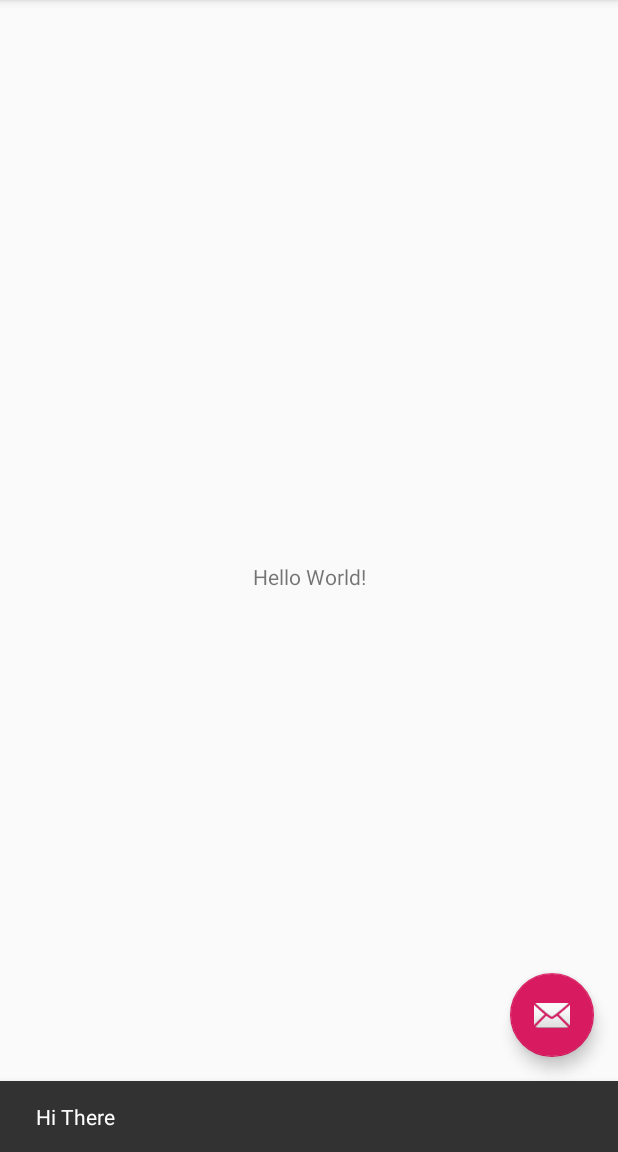
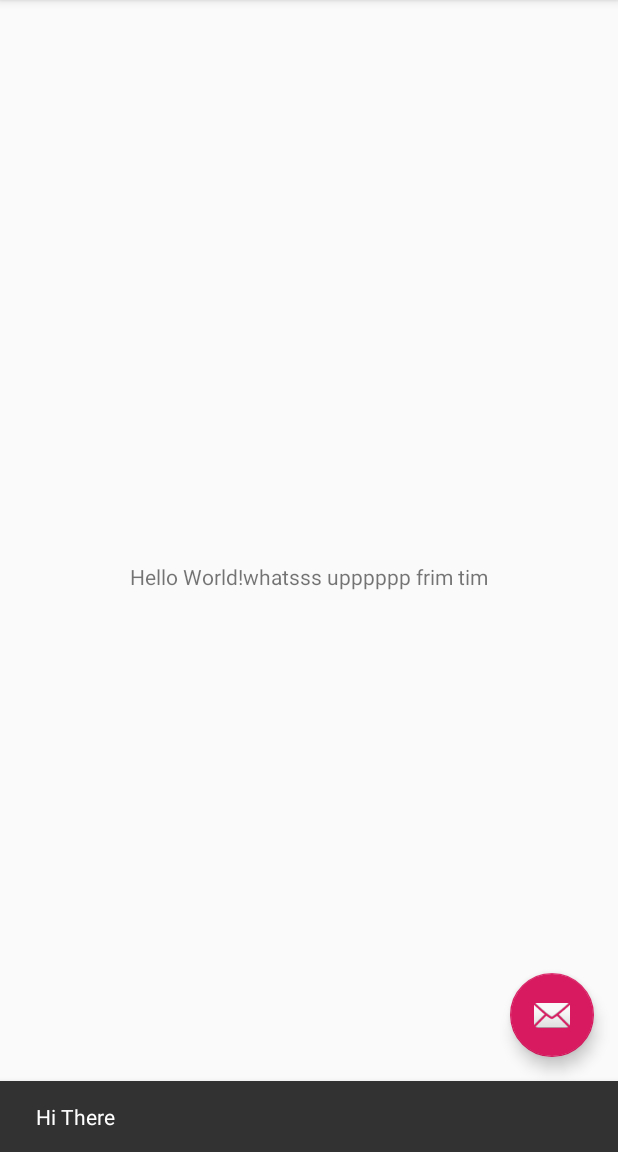
Before and after one commit to ptcheng105/cse110lab3, an Android app: the screen it shows after launch (MainActivity), after a tap on an icon or button, on a phone screen of 412 x 824 dp, the part 84-1236 px from its top. Run offline under Robolectric (Android 15) with nearby library versions, the phone set to English and light mode, and no system bars.

Commit message:
changes hello world

```diff
--- a/app/src/main/res/layout/content_main.xml
+++ b/app/src/main/res/layout/content_main.xml
@@ -11,7 +11,7 @@
     <TextView
         android:layout_width="wrap_content"
         android:layout_height="wrap_content"
-        android:text="Hello World!"
+        android:text="Hello World!whatsss upppppp frim tim"
         app:layout_constraintBottom_toBottomOf="parent"
         app:layout_constraintLeft_toLeftOf="parent"
         app:layout_constraintRight_toRightOf="parent"
```
